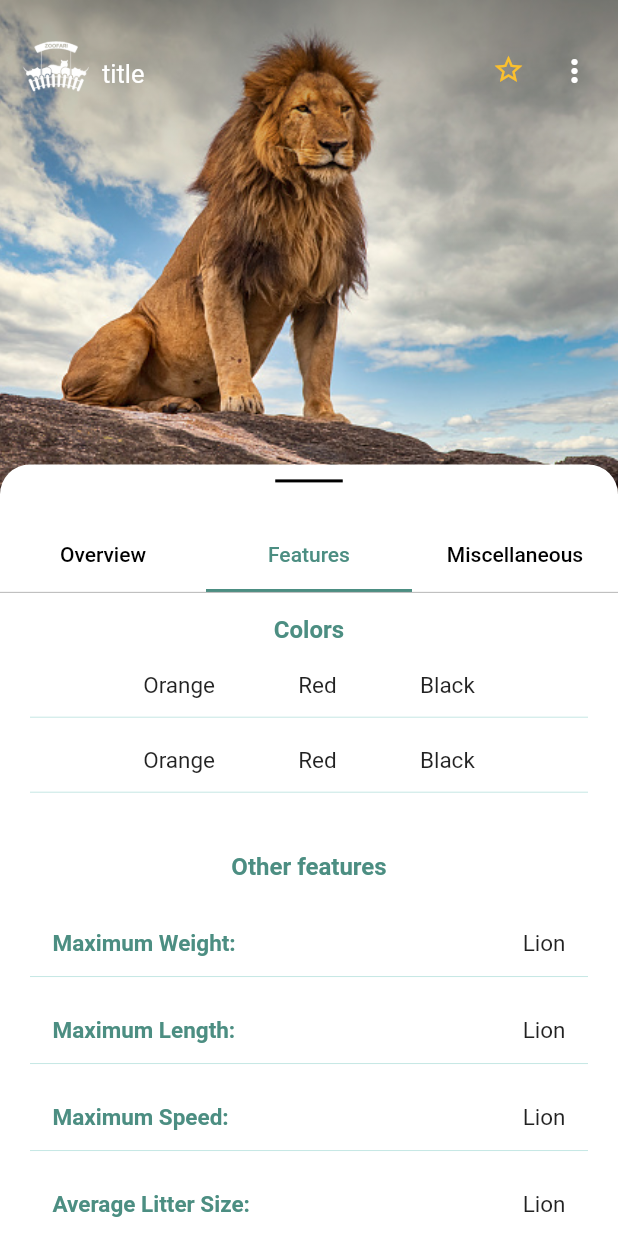
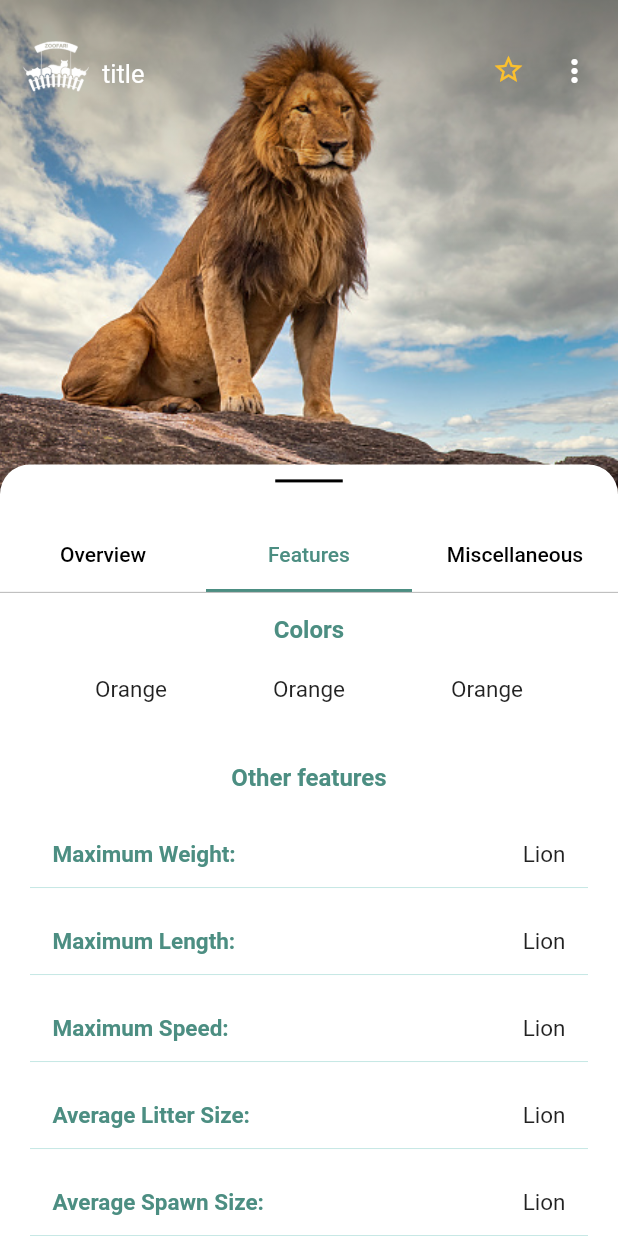
Before and after one commit to NaimaHasan/Zoofari, a Flutter app: the AnimalDetailsScreen screen opened directly, tab 2 chosen, scrolled down 100 dp, on a phone screen of 412 x 824 dp. Run offline on Flutter 3.47's test engine with Material 2 defaults, Android fonts, the phone set to English and light mode, and no system bars; Roboto replaces fonts that are missing (Quicksand).

Commit message:
Changed color field in features tab. Added gridview instead of listview

```diff
--- a/lib/View/Auxiliary/AnimalDetails/DetailFeatures.dart
+++ b/lib/View/Auxiliary/AnimalDetails/DetailFeatures.dart
@@ -24,11 +24,9 @@ class DetailFeatures extends StatelessWidget {
   ];
   static List<String> colorList = [
     'Orange',
-    'Red',
-    'Black',
     'Orange',
-    'Red',
-    'Black',
+    'Orange',
+
   ];
 
   @override
@@ -88,7 +86,7 @@ class DetailFeatures extends StatelessWidget {
             height: 40,
           ),
           Container(
-            height: 30,
+            height: 25,
             child: Text(
               'Colors',
               style: TextStyle(
@@ -98,50 +96,35 @@ class DetailFeatures extends StatelessWidget {
               ),
             ),
           ),
-          ListView.builder(
+          GridView.builder(
+            padding: EdgeInsets.symmetric(
+                vertical: 10,
+                horizontal: colorList.length == 2
+                    ? MediaQuery.of(context).size.width / 3.6
+                    : 30),
+            shrinkWrap: true,
             physics: NeverScrollableScrollPhysics(),
-            padding: EdgeInsets.zero,
-            itemBuilder: (ctx, index) {
-              return Padding(
-                padding: EdgeInsets.symmetric(horizontal: 20, vertical: 4),
-                child: Column(
-                  children: [
-                    Padding(
-                      padding:
-                          EdgeInsets.symmetric(horizontal: 15, vertical: 4),
-                      child: Row(
-                        mainAxisAlignment: MainAxisAlignment.spaceBetween,
-                        children: [
-                          Container(width: 5),
-                          Text(
-                            colorList[index * 3],
-                            style: TextStyle(fontSize: 15),
-                          ),
-                          Text(
-                            colorList[index * 3 + 1],
-                            style: TextStyle(fontSize: 15),
-                          ),
-                          Text(
-                            colorList[index * 3 + 2],
-                            style: TextStyle(fontSize: 15),
-                          ),
-                          Container(width: 5),
-                        ],
-                      ),
-                    ),
-                    Divider(
-                      color: Colors.teal.shade100,
-                      thickness: 0.5,
-                    ),
-                  ],
+            itemCount: colorList.length,
+            gridDelegate: SliverGridDelegateWithFixedCrossAxisCount(
+                crossAxisCount: (colorList.length == 1 ||
+                        colorList.length == 2 ||
+                        colorList.length == 3)
+                    ? colorList.length
+                    : 4,
+                childAspectRatio: colorList.length == 1 ? 20 : 4,
+                mainAxisSpacing: colorList.length == 1 ? 1 : 20,
+                crossAxisSpacing: 4),
+            itemBuilder: (BuildContext context, int index) {
+              return Center(
+                child: Text(
+                  colorList[index],
+                  style: TextStyle(fontSize: 15),
                 ),
               );
             },
-            itemCount: colorList.length ~/ 3,
-            shrinkWrap: true,
           ),
           Container(
-            height: 28,
+            height: 25,
           ),
           Container(
             height: 40,
--- a/lib/View/Auxiliary/AnimalDetails/DetailOverview.dart
+++ b/lib/View/Auxiliary/AnimalDetails/DetailOverview.dart
@@ -67,9 +67,7 @@ class DetailOverview extends StatelessWidget {
           DetailItems(
             list: classificationList,
           ),
-          DetailItems(
-            list: classificationList,
-          ),
+
         ],
       ),
     );
--- a/lib/View/Auxiliary/Home/CategoricalScroll.dart
+++ b/lib/View/Auxiliary/Home/CategoricalScroll.dart
@@ -116,7 +116,6 @@ class _CategoricalScrollState extends State<CategoricalScroll> {
                             ),
                             Expanded(
                               child: Container(
-
                                 width: 110,
                                 child: Row(
                                   children: [
--- a/lib/View/Auxiliary/SearchResults/SearchResultItem.dart
+++ b/lib/View/Auxiliary/SearchResults/SearchResultItem.dart
@@ -24,8 +24,8 @@ class SearchResultItem extends StatelessWidget {
         child: Stack(
           children: [
             Container(
-              width: MediaQuery.of(context).size.width / 2 -30,
-              height: MediaQuery.of(context).size.width / 2 -30,
+              width: MediaQuery.of(context).size.width / 2 - 30,
+              height: MediaQuery.of(context).size.width / 2 - 30,
               child: Image.asset(
                 'Assets/dummy.jpg',
                 fit: BoxFit.cover,
@@ -51,9 +51,8 @@ class SearchResultItem extends StatelessWidget {
             Positioned(
               bottom: 1,
               child: Container(
+                padding: EdgeInsets.only(left: 15, right: 5),
                 width: MediaQuery.of(context).size.width / 2 - 30,
-                child: Padding(
-                  padding: EdgeInsets.only(left:15, right:5),
                 child: Row(
                   mainAxisAlignment: MainAxisAlignment.spaceBetween,
                   children: [
@@ -72,7 +71,6 @@ class SearchResultItem extends StatelessWidget {
                 ),
               ),
             ),
-            ),
           ],
         ),
       ),
--- a/lib/View/Screens/AnimalDetailsScreen.dart
+++ b/lib/View/Screens/AnimalDetailsScreen.dart
@@ -5,7 +5,7 @@ import 'package:zoofari/View/Buttons/FavoriteMenu.dart';
 
 class AnimalDetailsScreen extends StatelessWidget {
   const AnimalDetailsScreen({Key? key}) : super(key: key);
-  static const String routeName = '/';
+  static const String routeName = '/hhh';
 
   @override
   Widget build(BuildContext context) {
--- a/lib/View/Screens/CategoricalAnimalScreen.dart
+++ b/lib/View/Screens/CategoricalAnimalScreen.dart
@@ -77,12 +77,10 @@ class CategoricalAnimalScreen extends StatelessWidget {
                         Positioned(
                           bottom: 5,
                           child: Container(
+                            padding: EdgeInsets.all(15),
                             width: MediaQuery.of(context).size.width - 15,
-                            child: Padding(
-                              padding: EdgeInsets.all(15),
                             child: Row(
-                                mainAxisAlignment:
-                                    MainAxisAlignment.spaceBetween,
+                              mainAxisAlignment: MainAxisAlignment.spaceBetween,
                               children: [
                                 Container(
                                   width:
@@ -100,7 +98,6 @@ class CategoricalAnimalScreen extends StatelessWidget {
                             ),
                           ),
                         ),
-                        ),
                       ],
                     ),
                   ),
--- a/lib/View/Screens/FavoriteScreen.dart
+++ b/lib/View/Screens/FavoriteScreen.dart
@@ -80,12 +80,10 @@ class _FavoriteScreenState extends State<FavoriteScreen> {
                         Positioned(
                           bottom: 5,
                           child: Container(
+                            padding: EdgeInsets.all(15),
                             width: MediaQuery.of(context).size.width - 15,
-                            child: Padding(
-                              padding: EdgeInsets.all(15),
                             child: Row(
-                                mainAxisAlignment:
-                                    MainAxisAlignment.spaceBetween,
+                              mainAxisAlignment: MainAxisAlignment.spaceBetween,
                               children: [
                                 Container(
                                   width:
@@ -103,7 +101,6 @@ class _FavoriteScreenState extends State<FavoriteScreen> {
                             ),
                           ),
                         ),
-                        ),
                       ],
                     ),
                   ),
--- a/lib/View/Screens/HomeScreen.dart
+++ b/lib/View/Screens/HomeScreen.dart
@@ -4,7 +4,7 @@ import 'package:zoofari/View/Auxiliary/Home/HomeTopScreen.dart';
 
 class HomeScreen extends StatelessWidget {
   HomeScreen({Key? key}) : super(key: key);
-  static const String routeName = '/hhh';
+  static const String routeName = '/';
   static List<String> list = [
     'Random',
     'Endangered',
--- a/lib/View/Screens/SearchResultsScreen.dart
+++ b/lib/View/Screens/SearchResultsScreen.dart
@@ -11,7 +11,6 @@ class SearchResultsScreen extends StatelessWidget {
 
   Widget build(BuildContext context) {
     return Scaffold(
-
       backgroundColor: Theme.of(context).backgroundColor,
       appBar: AppBar(
         iconTheme: IconThemeData(
@@ -28,13 +27,11 @@ class SearchResultsScreen extends StatelessWidget {
       body: ListView.builder(
         itemBuilder: (ctx, index) {
           if (index == 0) {
-            return Padding(
+            return Container(
               padding: EdgeInsets.only(left: 23, top: 25, bottom: 15),
-              child: Container(
-                child: Text(
-                  'All search results for lion' + searchKey,
-                  style: TextStyle(fontSize: 18),
-                ),
+              child: Text(
+                'All search results for lion' + searchKey,
+                style: TextStyle(fontSize: 18),
               ),
             );
           } else {
```
Lines whose indentation alone changed are shown as unchanged.
